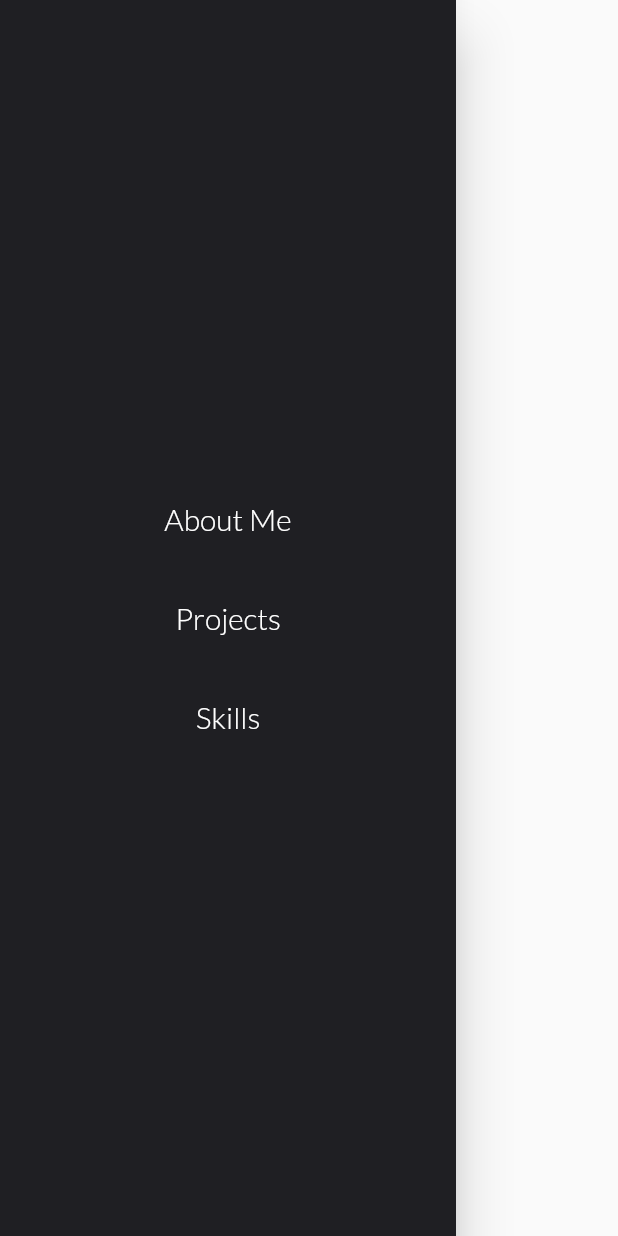
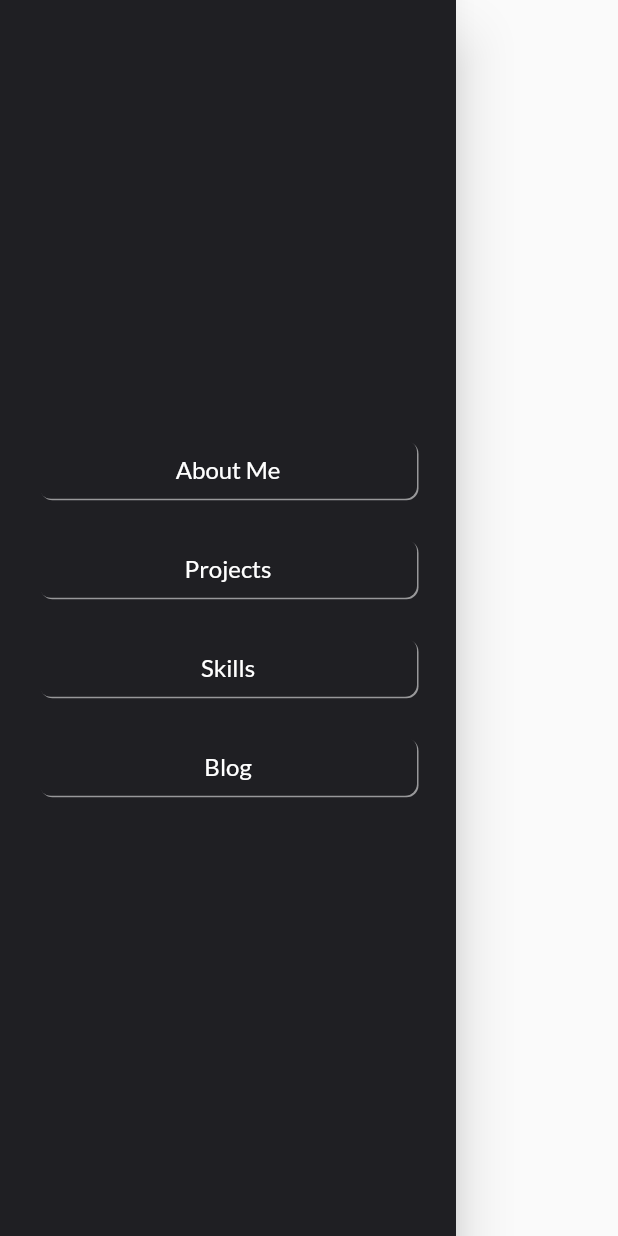
Before and after one commit to om-chauhan/developer_portfolio_flutter, a Flutter app: the MobileDrawer widget shown alone on an empty page, opened directly, on a phone screen of 412 x 824 dp. Run offline on Flutter 3.47's test engine with Material 2 defaults, Android fonts, the phone set to English and light mode, and no system bars; our stand-ins replace device_preview, flutter_svg, font_awesome_flutter, google_fonts, url_strategy; missing offline and left inert: blobs.

Commit message:
Update loading spinner, blog url and header button

```diff
--- a/lib/view/home/appbar/top_menu.dart.dart
+++ b/lib/view/home/appbar/top_menu.dart.dart
@@ -4,15 +4,15 @@ class TopMenu extends StatefulWidget {
   final Function()? home;
   final Function()? about;
   final Function()? project;
-  final Function()? whatido;
   final Function()? skills;
+  final Function()? blog;
   const TopMenu({
     Key? key,
     this.home,
     this.about,
     this.project,
-    this.whatido,
     this.skills,
+    this.blog,
   }) : super(key: key);
 
   @override
@@ -26,15 +26,12 @@ class _TopMenuState extends State<TopMenu> {
     return Container(
       width: size.width,
       height: 90,
-      padding: EdgeInsets.symmetric(
-          horizontal: Responsive.isDesktop(context) ? 120 : 20),
+      padding: EdgeInsets.symmetric(horizontal: Responsive.isDesktop(context) ? 120 : 20),
       color: kGreyShade,
       child: Row(
         mainAxisAlignment: MainAxisAlignment.spaceBetween,
         children: [
-          Expanded(
-            flex: 7,
-            child: GestureDetector(
+          GestureDetector(
             onTap: widget.home,
             child: Row(
               children: [
@@ -54,10 +51,7 @@ class _TopMenuState extends State<TopMenu> {
               ],
             ),
           ),
-          ),
-          Expanded(
-            flex: 2,
-            child: Row(
+          Row(
             mainAxisAlignment: MainAxisAlignment.spaceBetween,
             children: [
               TopMenuItem(
@@ -72,8 +66,11 @@ class _TopMenuState extends State<TopMenu> {
                 title: 'Skills',
                 onTap: widget.skills,
               ),
+              TopMenuItem(
+                title: 'Blog',
+                onTap: widget.blog,
+              )
             ],
-            ),
           )
         ],
       ),
--- a/lib/view/home/home.dart
+++ b/lib/view/home/home.dart
@@ -1,4 +1,5 @@
 import 'package:om_chauhan/all_imports.dart';
+import 'dart:developer' as dev;
 
 class Home extends StatelessWidget {
   const Home({Key? key}) : super(key: key);
@@ -17,8 +18,7 @@ class Home extends StatelessWidget {
       backgroundColor: kGreyShade,
       drawer: Responsive.isDesktop(context)
           ? Container()
-          : MobileDrawer(
-              about: _aboutKey, project: _projectKey, skills: _skillsKey),
+          : MobileDrawer(about: _aboutKey, project: _projectKey, skills: _skillsKey),
       body: SafeArea(
         child: SingleChildScrollView(
           controller: _scroll,
@@ -51,6 +51,10 @@ class Home extends StatelessWidget {
                           duration: Duration(seconds: 1),
                         );
                       },
+                      blog: () {
+                        dev.log('Launch Blog Website');
+                        UrlLaunch.launchInBrowser(url: 'https://blog.om-chauhan.co.in/');
+                      },
                     )
                   : MobileHeader(drawerKey: _drawerKey),
               HeroCta(key: _topKey),
--- a/lib/widgets/app_bar_item.dart
+++ b/lib/widgets/app_bar_item.dart
@@ -16,29 +16,31 @@ class TopMenuItem extends StatefulWidget {
 }
 
 class _TopMenuItemState extends State<TopMenuItem> {
-  bool _isHover = false;
-
   @override
   Widget build(BuildContext context) {
-    return MouseRegion(
-      onEnter: (enter) {
-        setState(() {
-          _isHover = true;
-        });
-      },
-      onExit: (exit) {
-        setState(() {
-          _isHover = false;
-        });
-      },
-      child: GestureDetector(
-        onTap: widget.onTap,
-        child: TextBuilder(
-          text: widget.title,
-          textAlign: TextAlign.center,
-          fontSize: _isHover ? 16 : widget.fontSize,
-          fontWeight: _isHover ? FontWeight.w400 : FontWeight.w300,
-          color: kWhite,
+    return GestureDetector(
+      onTap: widget.onTap,
+      child: Padding(
+        padding: const EdgeInsets.symmetric(horizontal: 10),
+        child: Container(
+          padding: EdgeInsets.symmetric(vertical: 10, horizontal: 14),
+          decoration: BoxDecoration(
+            color: kGreyShade,
+            borderRadius: BorderRadius.circular(8),
+            boxShadow: [
+              BoxShadow(
+                color: Colors.white54,
+                offset: Offset(1, 1),
+              ),
+            ],
+          ),
+          child: TextBuilder(
+            text: widget.title,
+            textAlign: TextAlign.center,
+            fontSize: 16,
+            fontWeight: FontWeight.w400,
+            color: kWhite,
+          ),
         ),
       ),
     );
--- a/lib/widgets/mobile_drawer.dart
+++ b/lib/widgets/mobile_drawer.dart
@@ -55,6 +55,16 @@ class MobileDrawer extends StatelessWidget {
               fontSize: 20,
             ),
           ),
+          const SizedBox(height: 10.0),
+          ListTile(
+            onTap: () {
+              UrlLaunch.launchInBrowser(url: 'https://blog.om-chauhan.co.in/');
+            },
+            title: TopMenuItem(
+              title: 'Blog',
+              fontSize: 20,
+            ),
+          ),
         ],
       ),
     );
```
Also changed, not shown: pubspec.yaml (+0 -10 lines), 2 other files. Lines whose indentation alone changed are shown as unchanged.
